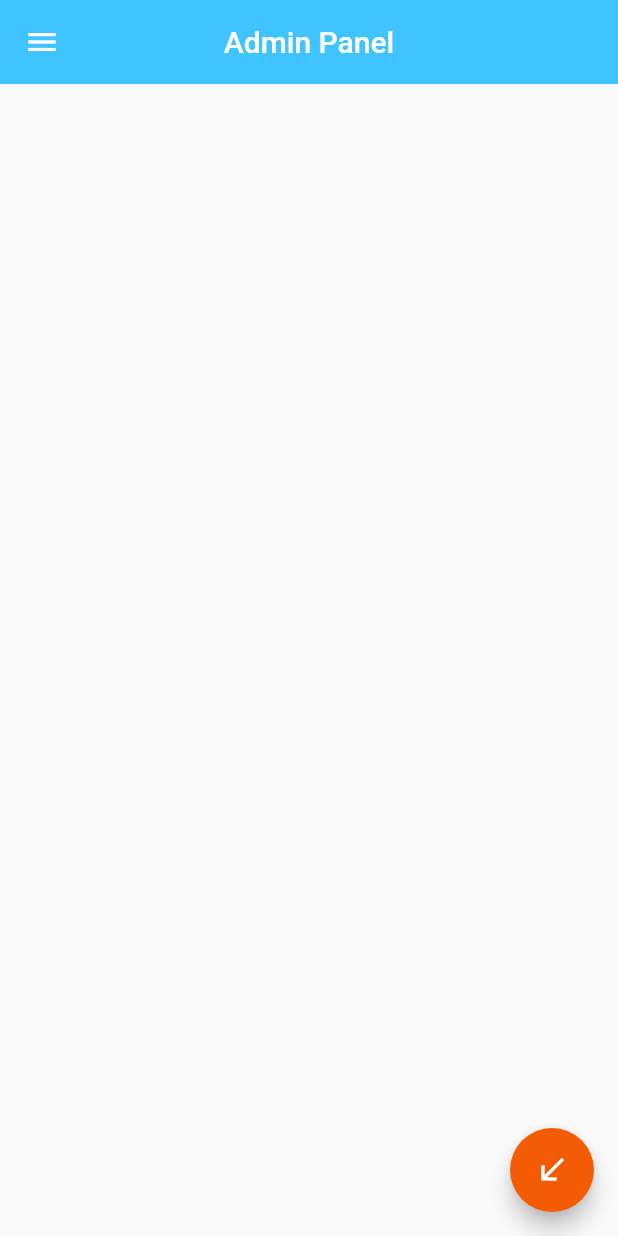
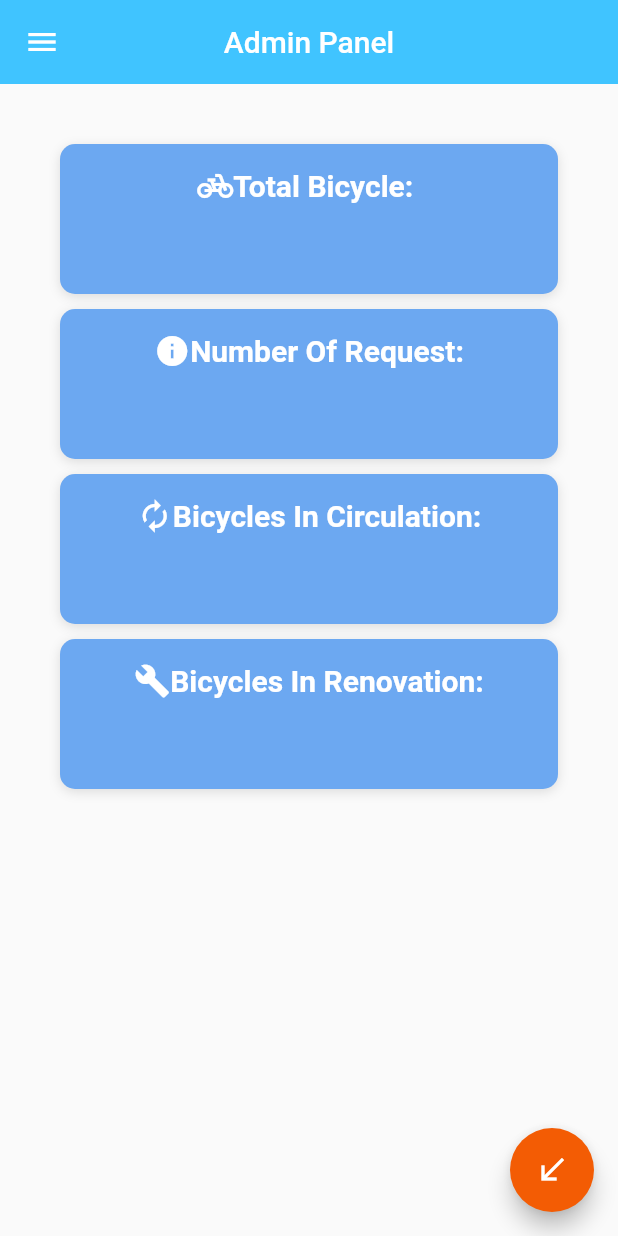
Before and after one commit to Kelebike/KelebikeApp, a Flutter app: the AdminScreen screen opened directly, on a phone screen of 412 x 824 dp. Run offline on Flutter 3.47's test engine with Material 2 defaults, Android fonts, the phone set to English and light mode, and no system bars; our stand-ins replace cloud_firestore, firebase_auth, firebase_core; accounts and stored records are empty; Roboto replaces fonts that are missing (OpenSans).

Commit message:
admin page created
request page created
paths are fixed

```diff
--- a/src/kelebike/lib/screens/admin_requests_screen.dart
+++ b/src/kelebike/lib/screens/admin_requests_screen.dart
@@ -0,0 +1,30 @@
+import 'package:firebase_auth/firebase_auth.dart';
+import 'package:kelebike/screens/bikepage.dart';
+import 'package:kelebike/screens/login_screen.dart';
+import 'package:kelebike/screens/history_screen.dart';
+import 'package:flutter/material.dart';
+import 'package:flutter/services.dart';
+import 'package:kelebike/screens/take_bike_page.dart';
+import 'package:kelebike/service/auth.dart';
+import 'package:kelebike/service/bike_service.dart';
+import 'package:kelebike/utilities/constants.dart';
+
+class RequestScreen extends StatefulWidget {
+  @override
+  _RequestScreenState createState() => _RequestScreenState();
+}
+
+class _RequestScreenState extends State<RequestScreen> {
+  AuthService _authService = AuthService();
+  @override
+  Widget build(BuildContext context) {
+    return Scaffold(
+      appBar: AppBar(
+        backgroundColor: Colors.lightBlueAccent,
+        elevation: 0,
+        title: Text('Requests'),
+        centerTitle: true,
+      ),
+    );
+  }
+}
--- a/src/kelebike/lib/screens/admin_screen.dart
+++ b/src/kelebike/lib/screens/admin_screen.dart
@@ -1,5 +1,6 @@
 import 'package:firebase_auth/firebase_auth.dart';
 import 'package:kelebike/screens/admin_bikes_screen.dart';
+import 'package:kelebike/screens/admin_requests_screen.dart';
 import 'package:kelebike/screens/bikepage.dart';
 import 'package:kelebike/screens/login_screen.dart';
 import 'package:kelebike/screens/history_screen.dart';
@@ -43,7 +44,7 @@ class _AdminScreenState extends State<AdminScreen> {
                     ));
           } else {
             Navigator.push(context,
-                MaterialPageRoute(builder: (context) => TakeBikePage()));
+                MaterialPageRoute(builder: (context) => RequestScreen()));
           }
         },
         child: Icon(Icons.call_received),
@@ -81,6 +82,8 @@ class _AdminScreenState extends State<AdminScreen> {
               leading: Icon(Icons.info),
               onTap: () {
                 Navigator.pop(context);
+                Navigator.push(context,
+                    MaterialPageRoute(builder: (context) => RequestScreen()));
               },
             ),
             ListTile(
@@ -108,7 +111,121 @@ class _AdminScreenState extends State<AdminScreen> {
           ],
         ),
       ),
-      // body: BikePage(), TO DO!!
+      body: Container(
+        height: double.infinity,
+        child: SingleChildScrollView(
+          physics: AlwaysScrollableScrollPhysics(),
+          padding: EdgeInsets.symmetric(
+            horizontal: 40.0,
+            vertical: 40,
+          ),
+          child: Column(
+            mainAxisSize: MainAxisSize.max,
+            children: <Widget>[
+              new Container(
+                width: double.infinity,
+                height: 100,
+                decoration: kBoxDecorationStyle,
+                padding: new EdgeInsets.only(top: 16),
+                child: Row(
+                  crossAxisAlignment: CrossAxisAlignment.start,
+                  mainAxisAlignment: MainAxisAlignment.center,
+                  children: <Widget>[
+                    Icon(Icons.pedal_bike, color: Colors.white),
+                    new Text(
+                      'Total Bicycle: ',
+                      style: new TextStyle(
+                        fontWeight: FontWeight.bold,
+                        fontSize: 20,
+                        fontFamily: 'OpenSans',
+                        color: Colors.white,
+                      ),
+                    )
+                  ],
+                ),
+              ),
+              SizedBox(
+                height: 10,
+              ),
+              new Container(
+                width: double.infinity,
+                height: 100,
+                decoration: kBoxDecorationStyle,
+                padding: new EdgeInsets.only(top: 16),
+                child: Row(
+                  crossAxisAlignment: CrossAxisAlignment.start,
+                  mainAxisAlignment: MainAxisAlignment.center,
+                  children: <Widget>[
+                    Icon(Icons.info, color: Colors.white),
+                    new Text(
+                      'Number Of Request:',
+                      style: new TextStyle(
+                        fontWeight: FontWeight.bold,
+                        fontSize: 20,
+                        fontFamily: 'OpenSans',
+                        color: Colors.white,
+                      ),
+                    )
+                  ],
+                ),
+              ),
+              SizedBox(
+                height: 10,
+              ),
+              new Container(
+                width: double.infinity,
+                height: 100,
+                decoration: kBoxDecorationStyle,
+                padding: new EdgeInsets.only(top: 16),
+                child: Row(
+                  crossAxisAlignment: CrossAxisAlignment.start,
+                  mainAxisAlignment: MainAxisAlignment.center,
+                  children: <Widget>[
+                    Icon(Icons.autorenew, color: Colors.white),
+                    new Text(
+                      'Bicycles In Circulation:',
+                      style: new TextStyle(
+                        fontWeight: FontWeight.bold,
+                        fontSize: 20,
+                        fontFamily: 'OpenSans',
+                        color: Colors.white,
+                      ),
+                    )
+                  ],
+                ),
+              ),
+              SizedBox(
+                height: 10,
+              ),
+              new Container(
+                width: double.infinity,
+                height: 100,
+                decoration: kBoxDecorationStyle,
+                padding: new EdgeInsets.only(top: 16),
+                child: Row(
+                  crossAxisAlignment: CrossAxisAlignment.start,
+                  mainAxisAlignment: MainAxisAlignment.center,
+                  children: <Widget>[
+                    Icon(
+                      Icons.build,
+                      color: Colors.white,
+                    ),
+                    new Text(
+                      'Bicycles In Renovation:',
+                      style: new TextStyle(
+                        fontWeight: FontWeight.bold,
+                        fontSize: 20,
+                        fontFamily: 'OpenSans',
+                        color: Colors.white,
+                      ),
+                    )
+                  ],
+                ),
+              )
+            ],
+          ),
+        ),
+      ),
     );
   }
 }
```
